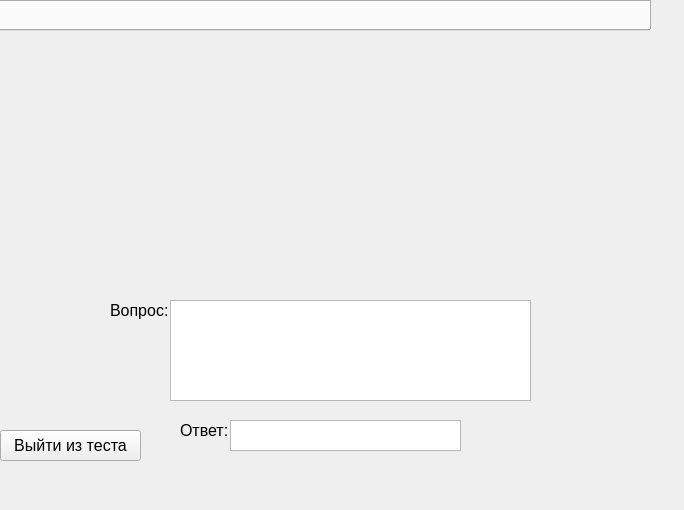
This is ui/Solving.ui in kravagee/online_test_system as Qt 5 draws it before an edit. The edited form follows.
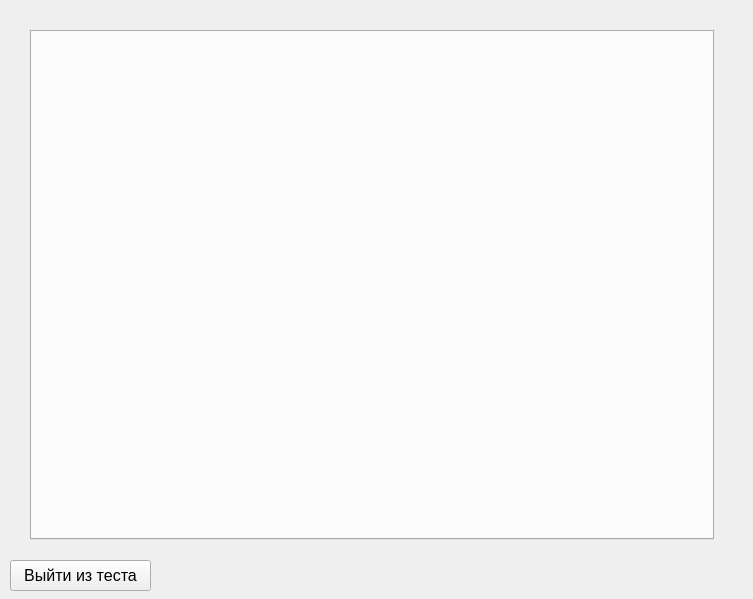
This is the edited form.

Patch:
```diff
--- a/ui/Solving.ui
+++ b/ui/Solving.ui
@@ -6,8 +6,8 @@
    <rect>
     <x>0</x>
     <y>0</y>
-    <width>684</width>
-    <height>510</height>
+    <width>753</width>
+    <height>599</height>
    </rect>
   </property>
   <property name="windowTitle">
@@ -16,10 +16,10 @@
   <widget class="QTabWidget" name="tabWidget">
    <property name="geometry">
     <rect>
-     <x>-10</x>
-     <y>0</y>
-     <width>661</width>
-     <height>31</height>
+     <x>30</x>
+     <y>30</y>
+     <width>684</width>
+     <height>510</height>
     </rect>
    </property>
    <property name="font">
@@ -34,8 +34,8 @@
   <widget class="QPushButton" name="backbtn">
    <property name="geometry">
     <rect>
-     <x>0</x>
-     <y>430</y>
+     <x>10</x>
+     <y>560</y>
      <width>141</width>
      <height>31</height>
     </rect>
@@ -49,85 +49,6 @@
     <string>Выйти из теста</string>
    </property>
   </widget>
-  <widget class="QLabel" name="Image">
-   <property name="geometry">
-    <rect>
-     <x>170</x>
-     <y>70</y>
-     <width>356</width>
-     <height>200</height>
-    </rect>
-   </property>
-   <property name="text">
-    <string/>
-   </property>
-  </widget>
-  <widget class="QLabel" name="label_2">
-   <property name="geometry">
-    <rect>
-     <x>110</x>
-     <y>290</y>
-     <width>71</width>
-     <height>41</height>
-    </rect>
-   </property>
-   <property name="font">
-    <font>
-     <pointsize>12</pointsize>
-    </font>
-   </property>
-   <property name="text">
-    <string>Вопрос:</string>
-   </property>
-  </widget>
-  <widget class="QPlainTextEdit" name="anwser">
-   <property name="geometry">
-    <rect>
-     <x>230</x>
-     <y>420</y>
-     <width>231</width>
-     <height>31</height>
-    </rect>
-   </property>
-   <property name="font">
-    <font>
-     <pointsize>10</pointsize>
-    </font>
-   </property>
-  </widget>
-  <widget class="QLabel" name="label">
-   <property name="geometry">
-    <rect>
-     <x>180</x>
-     <y>420</y>
-     <width>71</width>
-     <height>21</height>
-    </rect>
-   </property>
-   <property name="font">
-    <font>
-     <pointsize>12</pointsize>
-    </font>
-   </property>
-   <property name="text">
-    <string>Ответ:</string>
-   </property>
-  </widget>
-  <widget class="QPlainTextEdit" name="question">
-   <property name="geometry">
-    <rect>
-     <x>170</x>
-     <y>300</y>
-     <width>361</width>
-     <height>101</height>
-    </rect>
-   </property>
-   <property name="font">
-    <font>
-     <pointsize>10</pointsize>
-    </font>
-   </property>
-  </widget>
  </widget>
  <resources/>
  <connections/>
```
